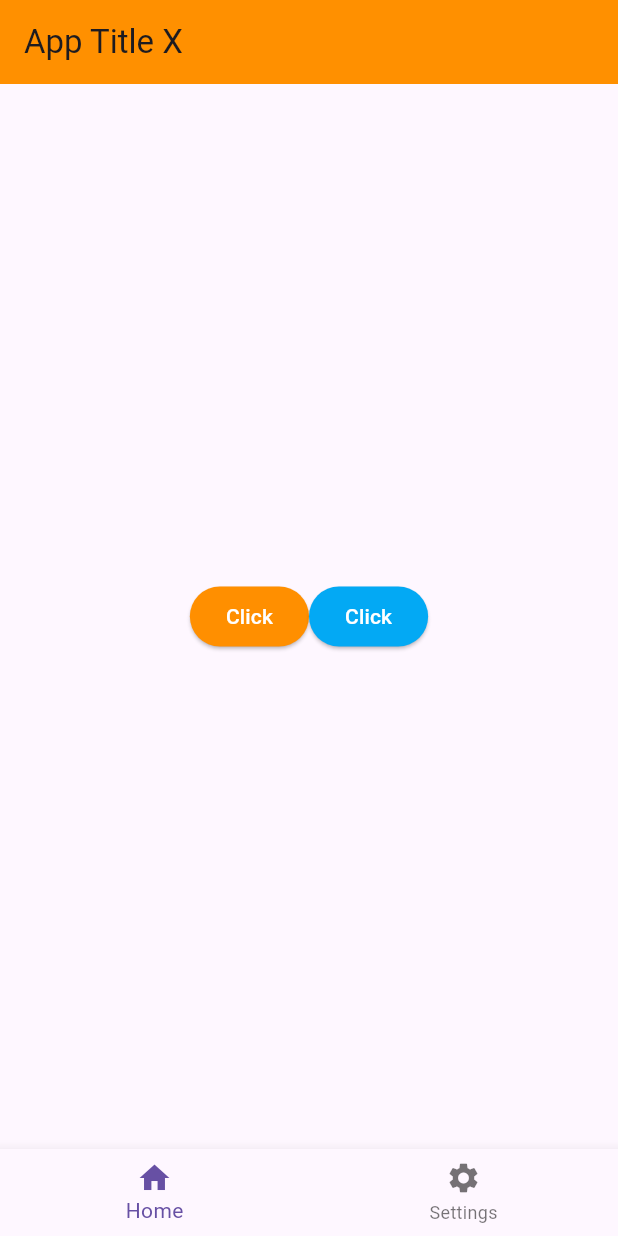
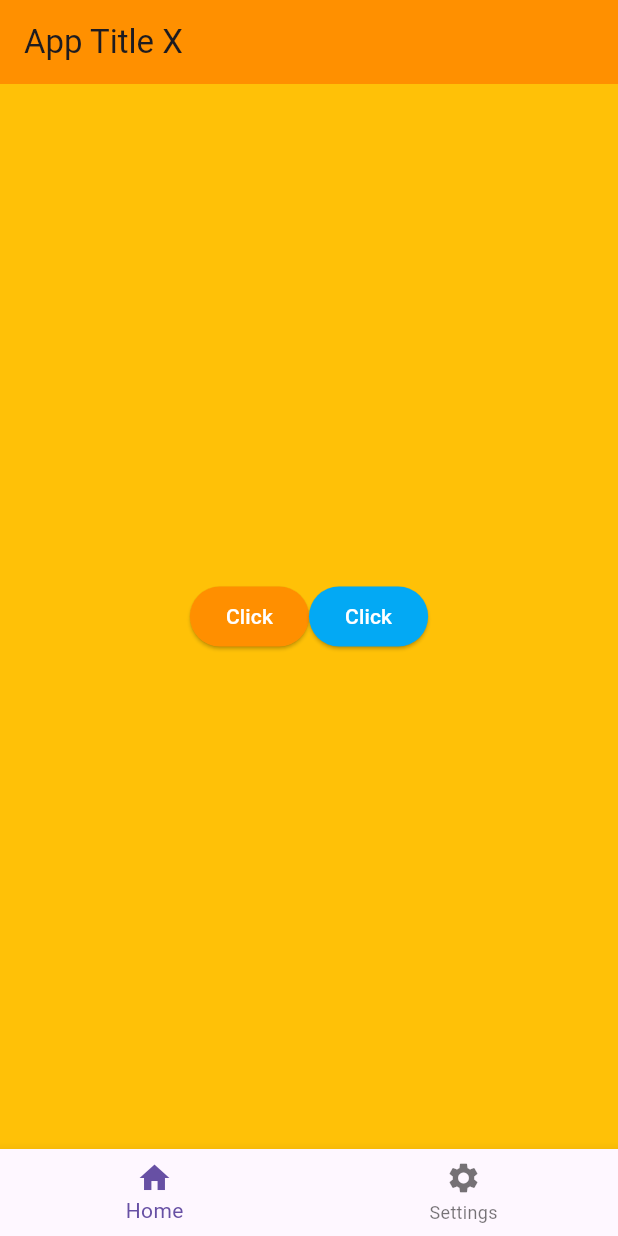
Before and after one commit to Davazano/flutter_learn_the_basics, a Flutter app: the screen it shows after launch, on a phone screen of 412 x 824 dp. Run offline on Flutter 3.47's test engine with Material 3 defaults, Android fonts, the phone set to English and light mode, and no system bars.

Commit message:
Changed SizedBox to Container Widget

```diff
--- a/lib/main.dart
+++ b/lib/main.dart
@@ -24,9 +24,10 @@ class _MyAppState extends State<MyApp> {
             title: const Text('App Title X'),
             backgroundColor: const Color(0xFFFF9000)),
         body: Center(
-          child: SizedBox(
+          child: Container(
             width: double.infinity,
             height: double.infinity,
+            color: Colors.amber,
             child: Row(
               mainAxisAlignment: MainAxisAlignment.center,
               crossAxisAlignment: CrossAxisAlignment.center,
```
